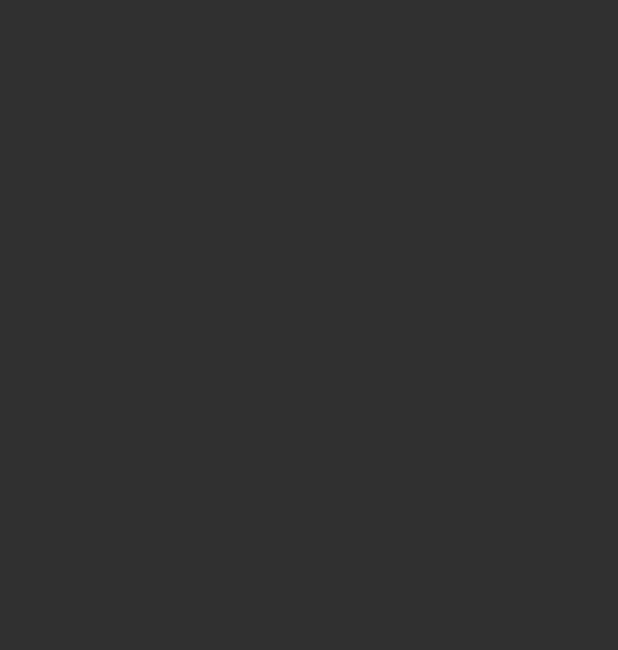
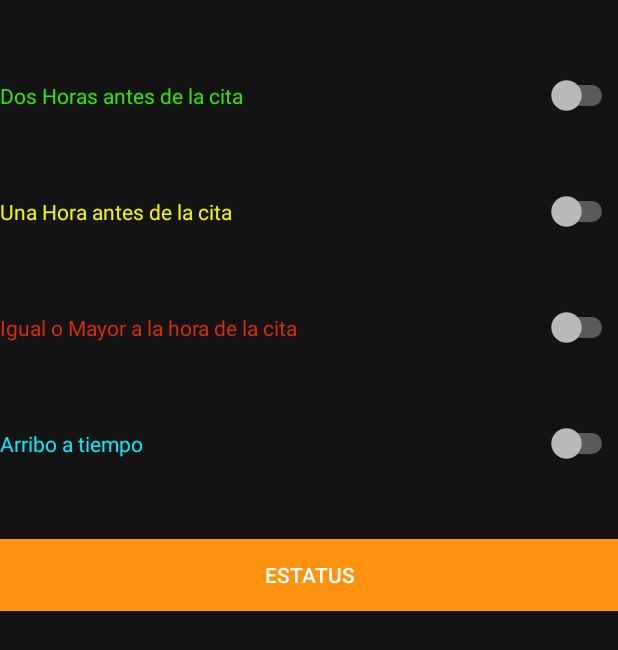
Before and after one commit to RegaloOmar/GPS_APP, an Android app: the SemaforoActivity screen opened directly, with no data from a screen before it, on a phone screen of 412 x 824 dp. Before the commit the part shown is empty. Shown: the top 650 px of the screen. Run offline under Robolectric (Android 15) with nearby library versions, the phone set to English and light mode, and no system bars.

Commit message:
4 interfaces y botones con funcionalidad Hee Hee

```diff
--- a/app/src/main/AndroidManifest.xml
+++ b/app/src/main/AndroidManifest.xml
@@ -9,7 +9,9 @@
         android:roundIcon="@mipmap/ic_launcher_round"
         android:supportsRtl="true"
         android:theme="@style/AppTheme">
-        <activity android:name=".SemaforoActivity"></activity>
+        <activity android:name=".SemaforoActivity">
+
+        </activity>
         <activity android:name=".TransportistaActivity">
 
         </activity>
@@ -21,7 +23,6 @@
             </intent-filter>
         </activity>
         <activity android:name=".MainActivity">
-
         </activity>
     </application>
 
--- a/app/src/main/java/com/rr/gps_app/LoginActivity.java
+++ b/app/src/main/java/com/rr/gps_app/LoginActivity.java
@@ -1,5 +1,6 @@
 package com.rr.gps_app;
 
+import android.content.Intent;
 import android.support.v7.app.AppCompatActivity;
 import android.os.Bundle;
 import android.view.View;
@@ -27,8 +28,9 @@ public class LoginActivity extends AppCompatActivity {
         btn_InicoSesion.setOnClickListener(new View.OnClickListener() {
                                                @Override
                                                public void onClick(View v) {
-
-
+                                                   Intent i;
+                                                   i =  new Intent(LoginActivity.this, MainActivity.class);
+                                                   startActivity(i);
                                                }
                                            }
 
--- a/app/src/main/res/layout/activity_semaforo.xml
+++ b/app/src/main/res/layout/activity_semaforo.xml
@@ -1,9 +1,52 @@
 <?xml version="1.0" encoding="utf-8"?>
-<android.support.constraint.ConstraintLayout xmlns:android="http://schemas.android.com/apk/res/android"
+<LinearLayout xmlns:android="http://schemas.android.com/apk/res/android"
     xmlns:app="http://schemas.android.com/apk/res-auto"
     xmlns:tools="http://schemas.android.com/tools"
     android:layout_width="match_parent"
     android:layout_height="match_parent"
-    tools:context=".SemaforoActivity">
+    tools:context=".SemaforoActivity"
+    android:background="@color/colorFondo"
+    android:orientation="vertical">
 
-</android.support.constraint.ConstraintLayout>
+
+    <Switch
+        android:id="@+id/Semaforo1"
+        android:layout_width="match_parent"
+        android:layout_height="wrap_content"
+        android:textColor="@color/semaforoVerde"
+        android:layout_marginTop="50dp"
+        android:text="Dos Horas antes de la cita" />
+
+    <Switch
+        android:id="@+id/Semaforo2"
+        android:layout_width="match_parent"
+        android:layout_height="wrap_content"
+        android:textColor="@color/semaforoAmarrillo"
+        android:layout_marginTop="50dp"
+        android:text="Una Hora antes de la cita" />
+
+    <Switch
+        android:id="@+id/Semaforo3"
+        android:layout_width="match_parent"
+        android:layout_height="wrap_content"
+        android:textColor="@color/semafororRojo"
+        android:layout_marginTop="50dp"
+        android:text="Igual o Mayor a la hora de la cita" />
+
+    <Switch
+        android:id="@+id/Semaforo4"
+        android:layout_width="match_parent"
+        android:layout_height="wrap_content"
+        android:textColor="@color/semaforoAzul"
+        android:layout_marginTop="50dp"
+        android:text="Arribo a tiempo" />
+
+    <Button
+        android:id="@+id/btn_Estatus"
+        android:layout_width="match_parent"
+        android:layout_height="wrap_content"
+        android:text="Estatus"
+        android:layout_marginTop="50dp"
+        android:background="@color/colorBoton"
+        android:textColor="@color/colorTexto"/>
+</LinearLayout>
--- a/app/src/main/res/values/colors.xml
+++ b/app/src/main/res/values/colors.xml
@@ -6,4 +6,8 @@
     <color name="colorBoton">#FF930F</color>
     <color name="colorFondo">#131313</color>
     <color name="colorTexto">#FFFFFF</color>
+    <color name="semafororRojo"> #DA2C07 </color>
+    <color name="semaforoAmarrillo"> #F0F400 </color>
+    <color name="semaforoVerde"> #33E303 </color>
+    <color name="semaforoAzul"> #08E8F7 </color>
 </resources>
```
Also changed, not shown: app/src/main/java/com/rr/gps_app/MainActivity.java (+17 -0 lines), app/src/main/java/com/rr/gps_app/TransportistaActivity.java (+16 -0 lines), app/src/main/res/layout/activity_transportista.xml (+40 -57 lines).
